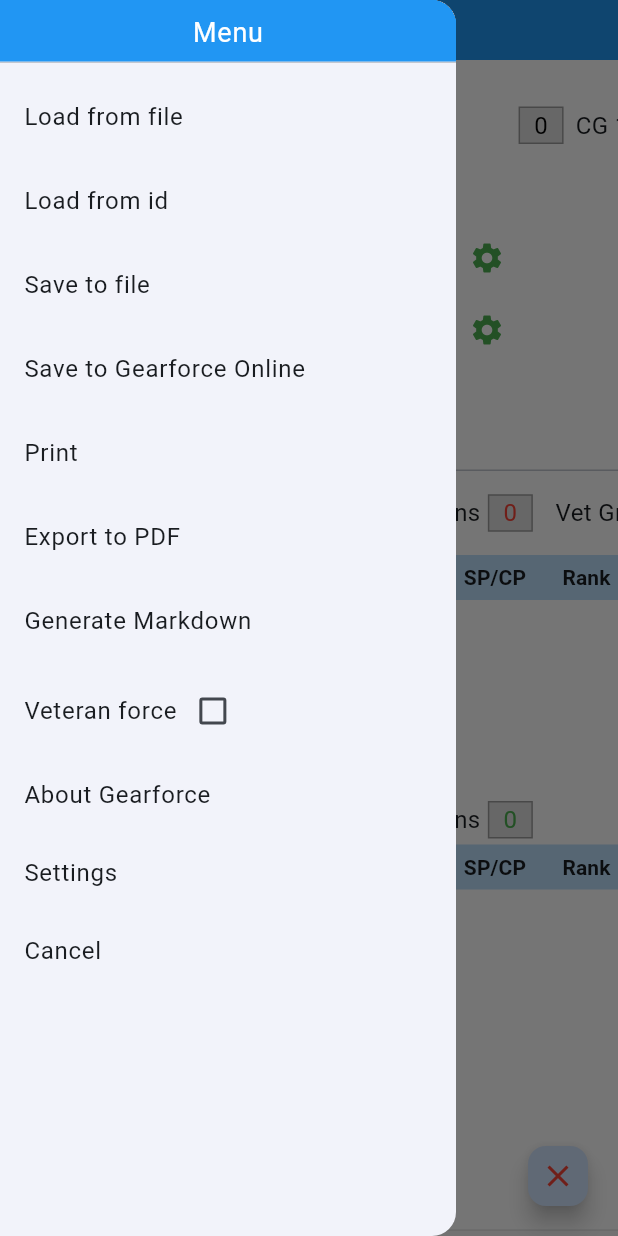
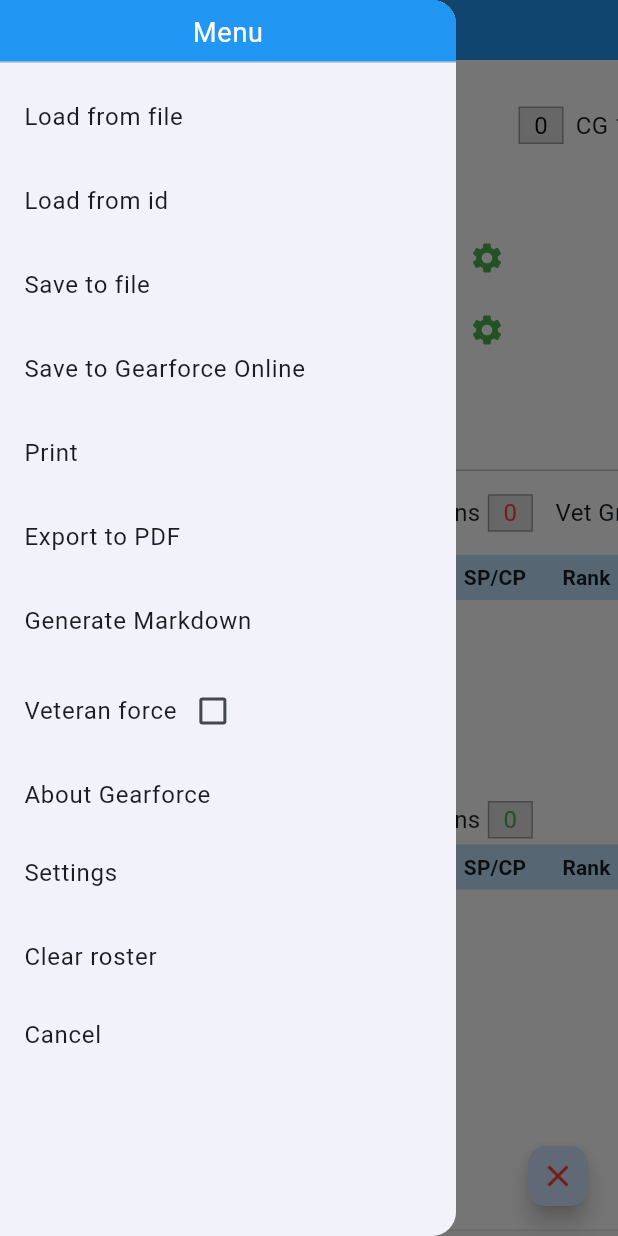
Before and after one commit to Ariemeth/gearforce-flutter, a Flutter app: the screen it shows after launch, with the side drawer open, on a phone screen of 412 x 824 dp. Run offline on Flutter 3.47's test engine with Material 3 defaults, Android fonts, the phone set to English and light mode, and no system bars; our stand-ins replace package_info_plus, pdf, printing, pub_semver, shared_preferences; missing offline and left inert: file_selector; network calls fail.

Commit message:
Add menu option to reset the current roster

```diff
--- a/lib/screens/roster/roster.dart
+++ b/lib/screens/roster/roster.dart
@@ -362,6 +362,34 @@ class _RosterWidgetState extends State<RosterWidget> {
             ),
             ListTile(
               title: Text(
+                'Clear roster',
+                style: TextStyle(
+                  fontSize: 16,
+                ),
+              ),
+              onTap: () {
+                showDialog(
+                  context: context,
+                  builder: (BuildContext context) {
+                    return ConfirmationDialog(
+                      text:
+                          'Are you sure you want to clear the current roster?',
+                      onOptionSelected: (result) {
+                        if (result == ConfirmationResult.Yes) {
+                          setState(
+                            () {
+                              roster.copyFrom(UnitRoster(data, appSettings));
+                            },
+                          );
+                        }
+                      },
+                    );
+                  },
+                );
+              },
+            ),
+            ListTile(
+              title: Text(
                 "Cancel",
                 style: TextStyle(
                   fontSize: 16,
--- a/pubspec.yaml
+++ b/pubspec.yaml
@@ -16,7 +16,7 @@ publish_to: "none" # Remove this line if you wish to publish to pub.dev
 # Read more about iOS versioning at
 # https://developer.apple.com/library/archive/documentation/General/Reference/InfoPlistKeyReference/Articles/CoreFoundationKeys.html
 
-version: 1.10.2
+version: 1.10.3
 environment:
   sdk: ">=3.0.0"
 
```
